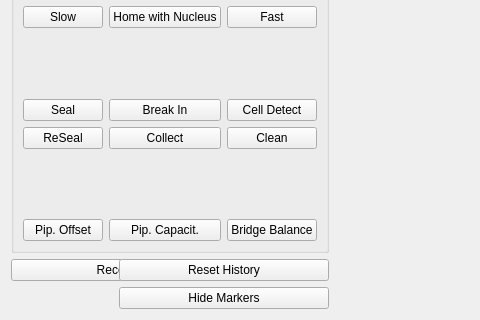
Qt form acq4/modules/MultiPatch/multipatchTemplate.ui (acq4/acq4) before a commit; both pictures show x 0 to 480 and y 146 to 466 of the 941 by 466 pixel window.
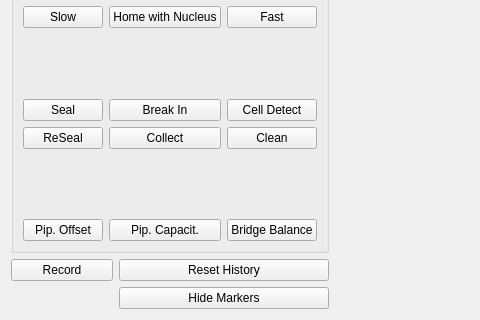
The same form after that commit.

Commit message: fit the button in properly

Diff of the .ui file:
```diff
--- a/acq4/modules/MultiPatch/multipatchTemplate.ui
+++ b/acq4/modules/MultiPatch/multipatchTemplate.ui
@@ -261,16 +261,6 @@
      </layout>
     </widget>
    </item>
-   <item row="2" column="0" colspan="2">
-    <widget class="QPushButton" name="recordBtn">
-     <property name="text">
-      <string>Record</string>
-     </property>
-     <property name="checkable">
-      <bool>true</bool>
-     </property>
-    </widget>
-   </item>
    <item row="2" column="1" colspan="2">
     <widget class="QPushButton" name="resetBtn">
      <property name="text">
@@ -288,6 +278,16 @@
      </property>
     </widget>
    </item>
+   <item row="2" column="0">
+    <widget class="QPushButton" name="recordBtn">
+     <property name="text">
+      <string>Record</string>
+     </property>
+     <property name="checkable">
+      <bool>true</bool>
+     </property>
+    </widget>
+   </item>
   </layout>
  </widget>
  <resources/>
```
